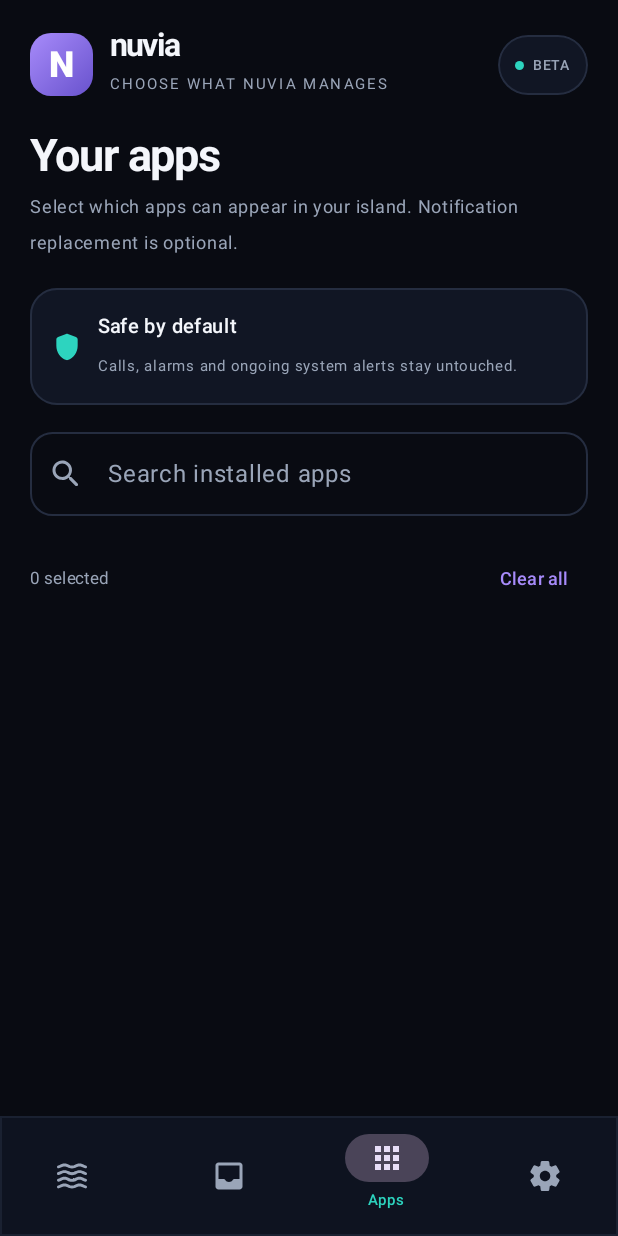
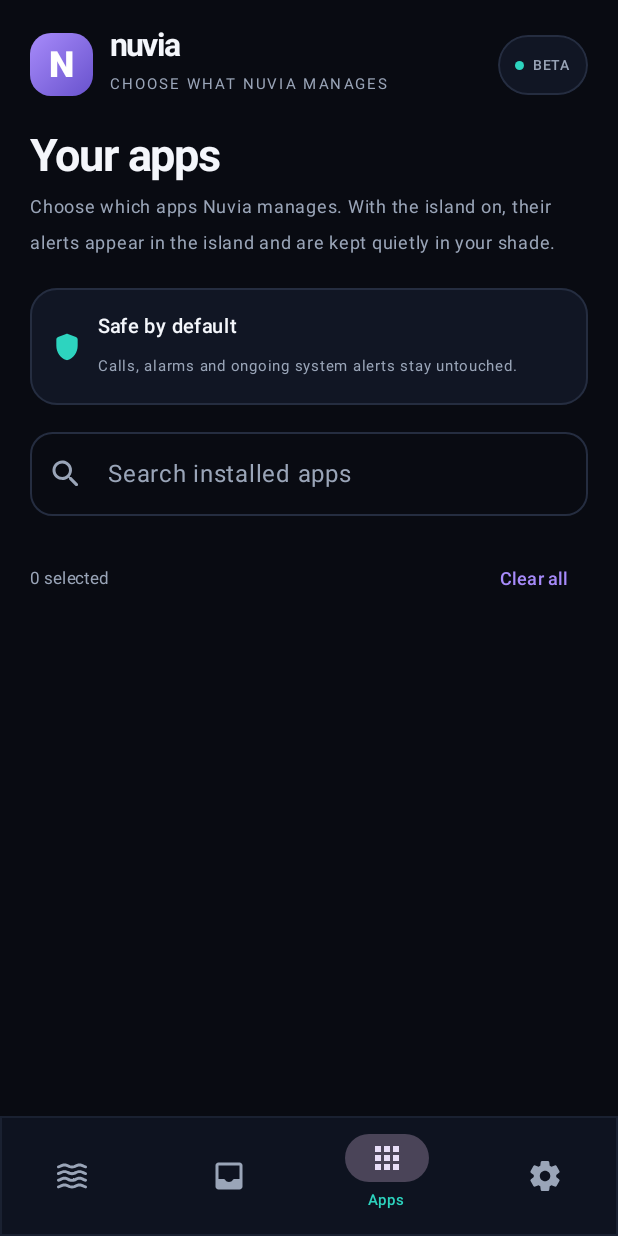
Before and after one commit to abdulwaheedmuhammed3-maker/nuvia, an Android app built with Jetpack Compose: the screen it shows after launch (MainActivity), item 3 of the bottom bar chosen, on a phone screen of 412 x 824 dp. Run offline under Robolectric (Android 15) with nearby library versions, the phone set to English and light mode, and no system bars; libraries missing offline, so code that uses them is left out: io.github.d4viddf.hyperisland_kit.

Commit message:
Correct Home readiness status and notification action descriptions

```diff
--- a/app/src/main/java/com/nuvia/app/MainActivity.kt
+++ b/app/src/main/java/com/nuvia/app/MainActivity.kt
@@ -342,15 +342,18 @@ private fun HomeScreen(
             border = androidx.compose.foundation.BorderStroke(1.dp, Line)
         ) {
             Column(Modifier.padding(17.dp), verticalArrangement = Arrangement.spacedBy(14.dp)) {
+                val nativeIslandReady = NuviaHyperIslandController.isXiaomiDevice() &&
+                    NuviaHyperIslandController.isNativeReady(LocalContext.current)
+                val islandReady = overlayEnabled || nativeIslandReady
                 Row(verticalAlignment = Alignment.CenterVertically) {
                     Column(Modifier.weight(1f), verticalArrangement = Arrangement.spacedBy(3.dp)) {
                         Text("Make Nuvia yours", fontSize = 16.sp, fontWeight = FontWeight.SemiBold)
-                        Text("Two permissions unlock the experience.", color = Muted, fontSize = 12.sp)
+                        Text("Grant the permissions required by your device.", color = Muted, fontSize = 12.sp)
                     }
                     Icon(Icons.Rounded.Bolt, null, tint = Violet)
                 }
                 SetupStep("01", "Notification access", if (listenerEnabled) "Connected" else "Needs setup", listenerEnabled)
-                SetupStep("02", "Floating island", if (overlayEnabled) "Ready" else "Optional permission", overlayEnabled)
+                SetupStep("02", "Floating island", if (islandReady) "Ready" else "Needs setup", islandReady)
                 Button(
                     onClick = onOpenSettings,
                     modifier = Modifier.fillMaxWidth(),
@@ -522,7 +525,7 @@ private fun AppsScreen() {
         BrandHeader("CHOOSE WHAT NUVIA MANAGES")
         Column(verticalArrangement = Arrangement.spacedBy(4.dp)) {
             Text("Your apps", fontSize = 30.sp, fontWeight = FontWeight.Bold, letterSpacing = (-0.8).sp)
-            Text("Select which apps can appear in your island. Notification replacement is optional.", color = Muted, fontSize = 12.sp)
+            Text("Choose which apps Nuvia manages. With the island on, their alerts appear in the island and are kept quietly in your shade.", color = Muted, fontSize = 12.sp)
         }
         Card(
             colors = CardDefaults.cardColors(containerColor = SurfaceOne),
@@ -732,7 +735,7 @@ private fun SettingsScreen(
                 PermissionRow(
                     icon = Icons.Rounded.Bolt,
                     title = "Post notifications",
-                    description = "Needed to publish a replacement with original actions.",
+                    description = "Needed for Nuvia to publish island and quiet shade notifications.",
                     status = if (hasPostPermission) "Allowed" else "Required",
                     complete = hasPostPermission,
                     onClick = {
@@ -1038,7 +1041,7 @@ private fun NotificationRow(record: NotificationRecord, expanded: Boolean = fals
             if (record.hasActions) {
                 Row(verticalAlignment = Alignment.CenterVertically, horizontalArrangement = Arrangement.spacedBy(5.dp)) {
                     Icon(Icons.Rounded.Forum, null, tint = Teal, modifier = Modifier.size(12.dp))
-                    Text("Original actions available in the replacement", color = Teal, fontSize = 9.sp)
+                    Text("Source app included action buttons", color = Teal, fontSize = 9.sp)
                 }
             }
         }
```
